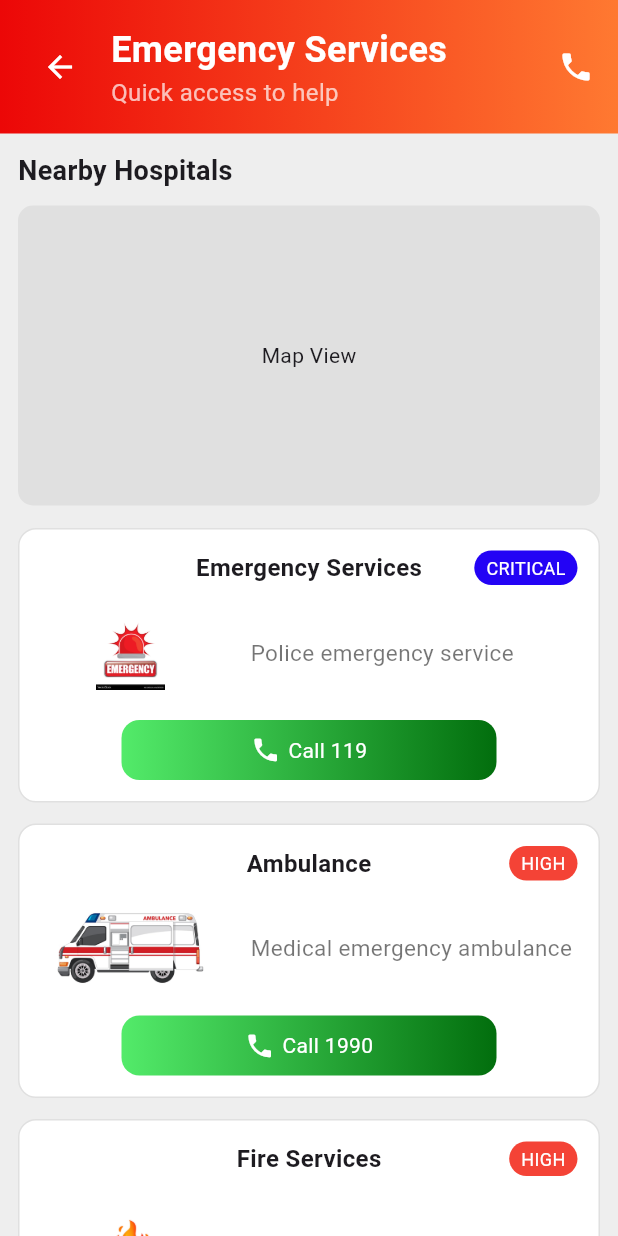
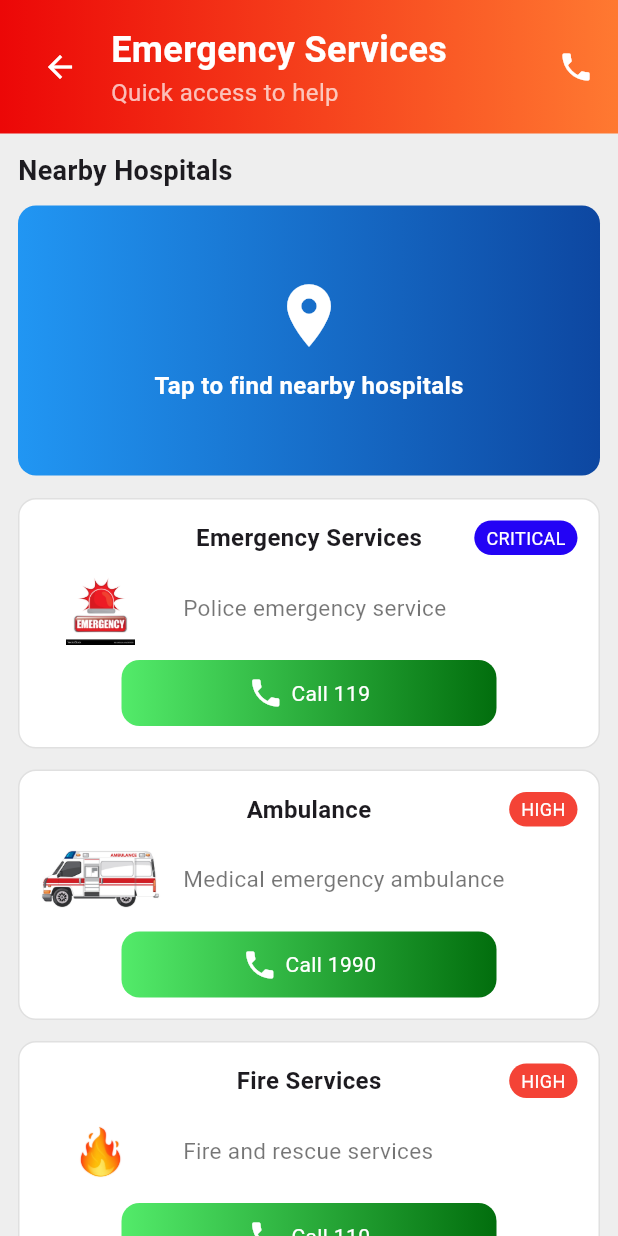
Before and after one commit to Praneeth108/prana_ai, a Flutter app: the EmergencyPage screen opened directly, on a phone screen of 412 x 824 dp. Run offline on Flutter 3.47's test engine with Material 3 defaults, Android fonts, the phone set to English and light mode, and no system bars; our stand-ins replace firebase_auth, firebase_core, image_picker; accounts and stored records are empty.

Commit message:
Map Update

```diff
--- a/lib/pages/emergency_service_page.dart
+++ b/lib/pages/emergency_service_page.dart
@@ -4,24 +4,39 @@ import 'package:url_launcher/url_launcher.dart';
 class EmergencyPage extends StatelessWidget {
   const EmergencyPage({super.key});
 
-  // 📞 CALL FUNCTION
+  // 📞 CALL FUNCTION (SAFE)
   Future<void> _makeCall(String number) async {
     final Uri phoneUri = Uri.parse("tel:$number");
 
     try {
+      if (await canLaunchUrl(phoneUri)) {
         await launchUrl(
           phoneUri,
           mode: LaunchMode.externalApplication,
         );
+      }
     } catch (e) {
       debugPrint("Cannot launch: $number");
     }
+  }
+
+  // 🗺️ OPEN GOOGLE MAPS
+  Future<void> _openHospitalsMap() async {
+    final Uri url = Uri.parse(
+      "https://www.google.com/maps/search/hospitals+near+me/",
+    );
+
+    await launchUrl(
+      url,
+      mode: LaunchMode.externalApplication,
+    );
   }
 
   @override
   Widget build(BuildContext context) {
     return Scaffold(
       backgroundColor: Colors.grey[200],
+
       body: SafeArea(
         child: Column(
           children: [
@@ -76,6 +91,7 @@ class EmergencyPage extends StatelessWidget {
                 child: Column(
                   crossAxisAlignment: CrossAxisAlignment.start,
                   children: [
+                    // 🗺️ TITLE
                     const Text(
                       "Nearby Hospitals",
                       style: TextStyle(
@@ -86,86 +102,109 @@ class EmergencyPage extends StatelessWidget {
 
                     const SizedBox(height: 10),
 
-                    Container(
-                      height: 200,
+                    // 🗺️ SAFE MAP BUTTON
+                    GestureDetector(
+                      onTap: _openHospitalsMap,
+                      child: Container(
+                        height: 180,
                         width: double.infinity,
                         decoration: BoxDecoration(
-                        borderRadius: BorderRadius.circular(10),
-                        color: Colors.grey[300],
+                          borderRadius: BorderRadius.circular(12),
+                          gradient: const LinearGradient(
+                            colors: [
+                              Color(0xFF2196F3),
+                              Color(0xFF0D47A1),
+                            ],
                           ),
-                      child: const Center(child: Text("Map View")),
+                        ),
+                        child: const Center(
+                          child: Column(
+                            mainAxisAlignment: MainAxisAlignment.center,
+                            children: [
+                              Icon(
+                                Icons.location_on,
+                                size: 50,
+                                color: Colors.white,
+                              ),
+                              SizedBox(height: 10),
+                              Text(
+                                "Tap to find nearby hospitals",
+                                style: TextStyle(
+                                  color: Colors.white,
+                                  fontSize: 16,
+                                  fontWeight: FontWeight.bold,
+                                ),
+                              ),
+                            ],
+                          ),
+                        ),
+                      ),
                     ),
 
                     const SizedBox(height: 15),
 
+                    // 🔥 CARDS
                     hotlineCard(
-                      imagePath: "assets/images/emer.jpg",
-                      title: "Emergency Services",
-                      subtitle: "Police emergency service",
-                      level: "CRITICAL",
-                      levelColor: const Color.fromARGB(255, 35, 3, 245),
-                      number: "119",
-                      bgColor: Colors.white,
+                      "assets/images/emer.jpg",
+                      "Emergency Services",
+                      "Police emergency service",
+                      "CRITICAL",
+                      const Color.fromARGB(255, 35, 3, 245),
+                      "119",
                     ),
 
                     hotlineCard(
-                      imagePath: "assets/images/ambulance.jpg",
-                      title: "Ambulance",
-                      subtitle: "Medical emergency ambulance",
-                      level: "HIGH",
-                      levelColor: Colors.red,
-                      number: "1990",
-                      bgColor: Colors.white,
+                      "assets/images/ambulance.jpg",
+                      "Ambulance",
+                      "Medical emergency ambulance",
+                      "HIGH",
+                      Colors.red,
+                      "1990",
                     ),
 
                     hotlineCard(
-                      imagePath: "assets/images/fire.jpg",
-                      title: "Fire Services",
-                      subtitle: "Fire and rescue services",
-                      level: "HIGH",
-                      levelColor: Colors.red,
-                      number: "110",
-                      bgColor: Colors.white,
+                      "assets/images/fire.jpg",
+                      "Fire Services",
+                      "Fire and rescue services",
+                      "HIGH",
+                      Colors.red,
+                      "110",
                     ),
 
                     hotlineCard(
-                      imagePath: "assets/images/poison.jpg",
-                      title: "Poison Control",
-                      subtitle: "Poison emergencies & guidance",
-                      level: "HIGH",
-                      levelColor: Colors.red,
-                      number: "0112686",
-                      bgColor: Colors.white,
+                      "assets/images/poison.jpg",
+                      "Poison Control",
+                      "Poison emergencies & guidance",
+                      "HIGH",
+                      Colors.red,
+                      "0112686",
                     ),
 
                     hotlineCard(
-                      imagePath: "assets/images/women.jpeg",
-                      title: "Women Helpline",
-                      subtitle: "Emergency helpline for women",
-                      level: "MEDIUM",
-                      levelColor: Colors.yellow,
-                      number: "1938",
-                      bgColor: Colors.white,
+                      "assets/images/women.jpeg",
+                      "Women Helpline",
+                      "Emergency helpline for women",
+                      "MEDIUM",
+                      Colors.yellow,
+                      "1938",
                     ),
 
                     hotlineCard(
-                      imagePath: "assets/images/child.jpg",
-                      title: "Child Helpline",
-                      subtitle: "Child emergency & protection",
-                      level: "MEDIUM",
-                      levelColor: Colors.yellow,
-                      number: "1929",
-                      bgColor: Colors.white,
+                      "assets/images/child.jpg",
+                      "Child Helpline",
+                      "Child emergency & protection",
+                      "MEDIUM",
+                      Colors.yellow,
+                      "1929",
                     ),
 
                     hotlineCard(
-                      imagePath: "assets/images/mental.jpg",
-                      title: "Mental Health Support",
-                      subtitle: "Confidential support & crisis care",
-                      level: "MEDIUM",
-                      levelColor: Colors.yellow,
-                      number: "1926",
-                      bgColor: Colors.white,
+                      "assets/images/mental.jpg",
+                      "Mental Health Support",
+                      "Confidential support & crisis care",
+                      "MEDIUM",
+                      Colors.yellow,
+                      "1926",
                     ),
                   ],
                 ),
@@ -177,16 +216,15 @@ class EmergencyPage extends StatelessWidget {
     );
   }
 
-  // 🔥 CARD WITH CALL FUNCTION
-  Widget hotlineCard({
-    required String imagePath,
-    required Color bgColor,
-    required String title,
-    required String subtitle,
-    required String level,
-    required Color levelColor,
-    required String number,
-  }) {
+  // 🔥 CARD
+  Widget hotlineCard(
+    String imagePath,
+    String title,
+    String subtitle,
+    String level,
+    Color levelColor,
+    String number,
+  ) {
     return Container(
       margin: const EdgeInsets.only(bottom: 14),
       padding: const EdgeInsets.all(14),
@@ -197,7 +235,6 @@ class EmergencyPage extends StatelessWidget {
       ),
       child: Column(
         children: [
-          // TITLE + LEVEL
           Stack(
             children: [
               Center(
@@ -231,24 +268,11 @@ class EmergencyPage extends StatelessWidget {
 
           const SizedBox(height: 10),
 
-          // IMAGE + TEXT
           Row(
             children: [
-              Container(
-                padding: const EdgeInsets.all(10),
-                decoration: BoxDecoration(
-                  color: bgColor,
-                  borderRadius: BorderRadius.circular(12),
-                ),
-                child: Image.asset(
-                  imagePath,
-                  height: 50,
-                  width: 100,
-                  fit: BoxFit.contain,
-                ),
-              ),
+              Image.asset(imagePath, height: 50, width: 80),
 
-              const SizedBox(width: 20),
+              const SizedBox(width: 15),
 
               Expanded(
                 child: Text(
@@ -264,7 +288,6 @@ class EmergencyPage extends StatelessWidget {
 
           const SizedBox(height: 10),
 
-          // 📞 CALL BUTTON (FIXED)
           GestureDetector(
             onTap: () => _makeCall(number),
             child: Container(
@@ -282,14 +305,11 @@ class EmergencyPage extends StatelessWidget {
               child: Row(
                 mainAxisAlignment: MainAxisAlignment.center,
                 children: [
-                  const Icon(Icons.phone, color: Colors.white, size: 20),
+                  const Icon(Icons.phone, color: Colors.white),
                   const SizedBox(width: 5),
                   Text(
                     "Call $number",
-                    style: const TextStyle(
-                      color: Colors.white,
-                      fontSize: 14,
-                    ),
+                    style: const TextStyle(color: Colors.white),
                   ),
                 ],
               ),
```
Lines whose indentation alone changed are shown as unchanged.
